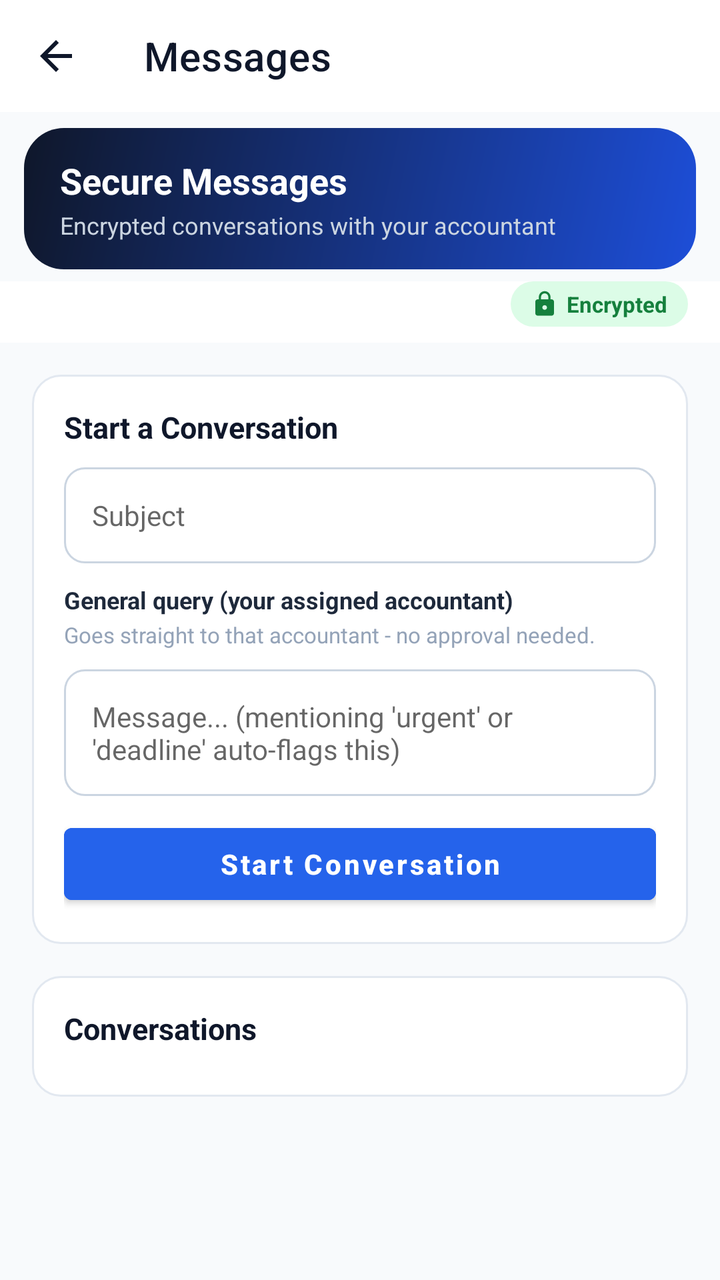
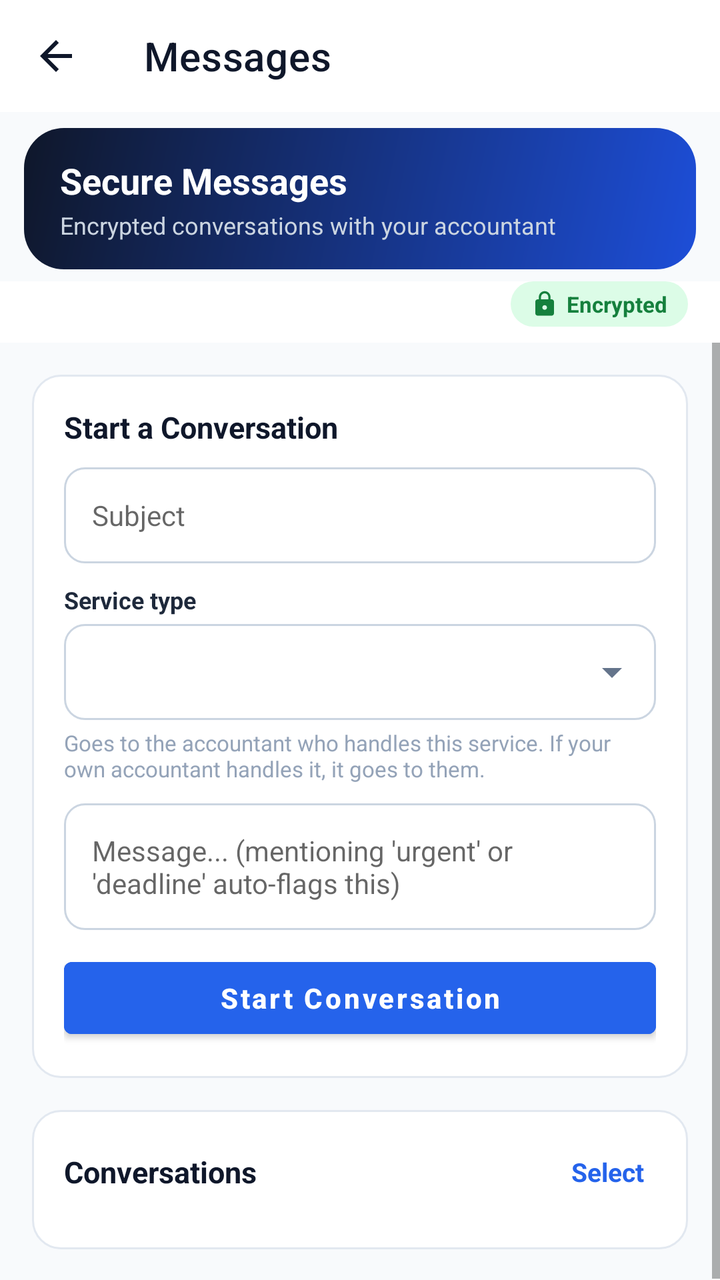

Compare the two renders of this Android layout. The source of the first and the diff that turns it into the second are given below.
<!-- AndroidManifest.xml: application theme Theme.ApexLedger -->
<!-- res/layout/activity_messages.xml -->
<?xml version="1.0" encoding="utf-8"?>
<LinearLayout xmlns:android="http://schemas.android.com/apk/res/android"
    xmlns:app="http://schemas.android.com/apk/res-auto"
    android:layout_width="match_parent"
    android:layout_height="match_parent"
    android:orientation="vertical"
    android:background="@color/gray_50">

    <com.google.android.material.appbar.MaterialToolbar
        android:id="@+id/toolbar"
        android:layout_width="match_parent"
        android:layout_height="?attr/actionBarSize"
        android:background="@color/white"
        app:titleTextColor="@color/navy"
        app:navigationIcon="@drawable/ic_back_arrow"
        app:title="Messages" />

    <LinearLayout
        android:layout_width="match_parent"
        android:layout_height="wrap_content"
        android:orientation="vertical"
        android:background="@drawable/bg_banner_gradient"
        android:paddingHorizontal="18dp"
        android:paddingVertical="14dp"
        android:layout_marginHorizontal="12dp"
        android:layout_marginTop="8dp"
        android:layout_marginBottom="6dp">

        <TextView
            android:layout_width="wrap_content"
            android:layout_height="wrap_content"
            android:text="Secure Messages"
            android:textColor="@color/on_primary"
            android:textStyle="bold"
            android:textSize="18sp" />

        <TextView
            android:layout_width="wrap_content"
            android:layout_height="wrap_content"
            android:text="Encrypted conversations with your accountant"
            android:textColor="#CBD5E1"
            android:textSize="12sp"
            android:layout_marginTop="2dp" />
    </LinearLayout>

    <LinearLayout
        android:layout_width="match_parent"
        android:layout_height="wrap_content"
        android:orientation="horizontal"
        android:gravity="end"
        android:background="@color/white"
        android:paddingHorizontal="16dp"
        android:paddingBottom="8dp">

        <TextView
            android:layout_width="wrap_content"
            android:layout_height="wrap_content"
            android:text="Encrypted"
            android:drawableStart="@drawable/ic_lock_small"
            android:drawablePadding="4dp"
            android:textColor="@color/success_dark"
            android:textSize="11sp"
            android:textStyle="bold"
            android:background="@drawable/badge_status_completed"
            android:paddingHorizontal="10dp"
            android:paddingVertical="4dp" />

    </LinearLayout>

    <ScrollView
        android:layout_width="match_parent"
        android:layout_height="match_parent">

        <LinearLayout
            android:layout_width="match_parent"
            android:layout_height="wrap_content"
            android:orientation="vertical"
            android:padding="16dp">

            <LinearLayout
                android:layout_width="match_parent"
                android:layout_height="wrap_content"
                android:orientation="vertical"
                android:background="@drawable/bg_card_stroke"
                android:padding="16dp"
                android:layout_marginBottom="16dp">

                <TextView
                    android:layout_width="wrap_content"
                    android:layout_height="wrap_content"
                    android:text="Start a Conversation"
                    android:textColor="@color/navy"
                    android:textStyle="bold"
                    android:textSize="15sp"
                    android:layout_marginBottom="10dp" />

                <EditText
                    android:id="@+id/etSubject"
                    android:layout_width="match_parent"
                    android:layout_height="48dp"
                    android:background="@drawable/bg_input_field"
                    android:paddingStart="14dp"
                    android:paddingEnd="14dp"
                    android:hint="Subject"
                    android:textSize="14sp"
                    android:layout_marginBottom="10dp" />

                <TextView
                    android:layout_width="wrap_content"
                    android:layout_height="wrap_content"
                    android:text="General query (your assigned accountant)"
                    android:textColor="@color/navy_700"
                    android:textStyle="bold"
                    android:textSize="12sp"
                    android:layout_marginBottom="2dp" />

                <TextView
                    android:layout_width="wrap_content"
                    android:layout_height="wrap_content"
                    android:text="Goes straight to that accountant - no approval needed."
                    android:textColor="@color/gray_400"
                    android:textSize="11sp"
                    android:layout_marginBottom="10dp" />

                <EditText
                    android:id="@+id/etNewMessageBody"
                    android:layout_width="match_parent"
                    android:layout_height="wrap_content"
                    android:minLines="2"
                    android:gravity="top"
                    android:background="@drawable/bg_input_field"
                    android:padding="14dp"
                    android:hint="Message... (mentioning 'urgent' or 'deadline' auto-flags this)"
                    android:textSize="14sp"
                    android:layout_marginBottom="10dp" />

                <com.google.android.material.button.MaterialButton
                    android:id="@+id/btnStartConversation"
                    android:layout_width="match_parent"
                    android:layout_height="48dp"
                    android:text="Start Conversation"
                    android:textAllCaps="false"
                    android:textStyle="bold"
                    android:backgroundTint="@color/primary" />

            </LinearLayout>

            <LinearLayout
                android:layout_width="match_parent"
                android:layout_height="wrap_content"
                android:orientation="vertical"
                android:background="@drawable/bg_card_stroke"
                android:padding="16dp">

                <TextView
                    android:layout_width="wrap_content"
                    android:layout_height="wrap_content"
                    android:text="Conversations"
                    android:textColor="@color/navy"
                    android:textStyle="bold"
                    android:textSize="15sp"
                    android:layout_marginBottom="8dp" />

                <TextView
                    android:id="@+id/tvEmptyState"
                    android:layout_width="match_parent"
                    android:layout_height="wrap_content"
                    android:text="No conversations yet. Start one above to message your accountant."
                    android:textColor="@color/gray_500"
                    android:textSize="13sp"
                    android:gravity="center"
                    android:padding="24dp"
                    android:visibility="gone" />

                <androidx.recyclerview.widget.RecyclerView
                    android:id="@+id/rvThreads"
                    android:layout_width="match_parent"
                    android:layout_height="wrap_content"
                    android:nestedScrollingEnabled="false" />

            </LinearLayout>

        </LinearLayout>
    </ScrollView>

</LinearLayout>
<!-- resources referenced by this layout -->
<resources>
  <color name="gray_400">#94A3B8</color>
  <color name="gray_50">#F8FAFC</color>
  <color name="gray_500">#64748B</color>
  <color name="navy">#0F172A</color>
  <color name="navy_700">#1E293B</color>
  <color name="on_primary">#FFFFFF</color>
  <color name="primary">#2563EB</color>
  <color name="success_dark">#15803D</color>
  <color name="white">#FFFFFF</color>
  <!-- drawable badge_status_completed (drawable) -->
  <?xml version="1.0" encoding="utf-8"?>
  <shape xmlns:android="http://schemas.android.com/apk/res/android" android:shape="rectangle">
      <corners android:radius="20dp" />
      <solid android:color="#DCFCE7" />
  </shape>
  <!-- drawable bg_banner_gradient (drawable) -->
  <?xml version="1.0" encoding="utf-8"?>
  <shape xmlns:android="http://schemas.android.com/apk/res/android" android:shape="rectangle">
      <gradient android:angle="315" android:startColor="#0F172A" android:endColor="#1D4ED8" />
      <corners android:radius="20dp" />
  </shape>
  <!-- drawable bg_card_stroke (drawable) -->
  <?xml version="1.0" encoding="utf-8"?>
  <shape xmlns:android="http://schemas.android.com/apk/res/android" android:shape="rectangle">
      <corners android:radius="14dp" />
      <solid android:color="@color/white" />
      <stroke android:width="1dp" android:color="@color/gray_200" />
  </shape>
  <!-- drawable bg_input_field (drawable) -->
  <?xml version="1.0" encoding="utf-8"?>
  <shape xmlns:android="http://schemas.android.com/apk/res/android"
      android:shape="rectangle">
      <corners android:radius="10dp" />
      <solid android:color="@color/white" />
      <stroke android:width="1dp" android:color="@color/gray_300" />
  </shape>
  <style name="Theme.ApexLedger" parent="Theme.MaterialComponents.DayNight.NoActionBar">
          <item name="colorPrimary">@color/primary</item>
          <item name="colorPrimaryDark">@color/primary_dark</item>
          <item name="colorAccent">@color/success</item>
          <item name="android:windowBackground">@color/background</item>
          <item name="android:statusBarColor">@color/status_bar</item>
          <item name="android:navigationBarColor">@color/white</item>
      </style>
  <color name="gray_200">#E2E8F0</color>
  <color name="gray_300">#CBD5E1</color>
  <color name="primary_dark">#1D4ED8</color>
  <color name="success">#16A34A</color>
  <color name="background">@color/gray_50</color>
  <color name="status_bar">#0F172A</color>
  <!-- unchanged entries left out for length: 2 -->
</resources>

<!-- the commit's change to res/layout/activity_messages.xml (unified diff, before → after) -->
@@ -108,18 +108,25 @@
                 <TextView
                     android:layout_width="wrap_content"
                     android:layout_height="wrap_content"
-                    android:text="General query (your assigned accountant)"
+                    android:text="Service type"
                     android:textColor="@color/navy_700"
                     android:textStyle="bold"
                     android:textSize="12sp"
-                    android:layout_marginBottom="2dp" />
+                    android:layout_marginBottom="4dp" />
+
+                <Spinner
+                    android:id="@+id/spinnerNewMessageService"
+                    android:layout_width="match_parent"
+                    android:layout_height="48dp"
+                    android:background="@drawable/bg_spinner" />
 
                 <TextView
                     android:layout_width="wrap_content"
                     android:layout_height="wrap_content"
-                    android:text="Goes straight to that accountant - no approval needed."
+                    android:text="Goes to the accountant who handles this service. If your own accountant handles it, it goes to them."
                     android:textColor="@color/gray_400"
                     android:textSize="11sp"
+                    android:layout_marginTop="4dp"
                     android:layout_marginBottom="10dp" />
 
                 <EditText
@@ -152,14 +159,85 @@
                 android:background="@drawable/bg_card_stroke"
                 android:padding="16dp">
 
-                <TextView
-                    android:layout_width="wrap_content"
-                    android:layout_height="wrap_content"
-                    android:text="Conversations"
-                    android:textColor="@color/navy"
-                    android:textStyle="bold"
-                    android:textSize="15sp"
-                    android:layout_marginBottom="8dp" />
+                <LinearLayout
+                    android:layout_width="match_parent"
+                    android:layout_height="wrap_content"
+                    android:orientation="horizontal"
+                    android:gravity="center_vertical"
+                    android:layout_marginBottom="8dp">
+
+                    <TextView
+                        android:layout_width="0dp"
+                        android:layout_weight="1"
+                        android:layout_height="wrap_content"
+                        android:text="Conversations"
+                        android:textColor="@color/navy"
+                        android:textStyle="bold"
+                        android:textSize="15sp" />
+
+                    <TextView
+                        android:id="@+id/btnSelectChats"
+                        android:layout_width="wrap_content"
+                        android:layout_height="wrap_content"
+                        android:text="Select"
+                        android:textColor="@color/primary"
+                        android:textStyle="bold"
+                        android:textSize="13sp"
+                        android:padding="6dp" />
+                </LinearLayout>
+
+                <LinearLayout
+                    android:id="@+id/rowChatSelection"
+                    android:layout_width="match_parent"
+                    android:layout_height="wrap_content"
+                    android:orientation="horizontal"
+                    android:gravity="center_vertical"
+                    android:background="@drawable/bg_pill_blue"
+                    android:paddingHorizontal="12dp"
+                    android:paddingVertical="2dp"
+                    android:layout_marginBottom="8dp"
+                    android:visibility="gone">
+
+                    <TextView
+                        android:id="@+id/tvChatSelectedCount"
+                        android:layout_width="0dp"
+                        android:layout_weight="1"
+                        android:layout_height="wrap_content"
+                        android:text="0 selected"
+                        android:textColor="@color/primary"
+                        android:textStyle="bold"
+                        android:textSize="13sp" />
+
+                    <TextView
+                        android:id="@+id/btnChatSelectAll"
+                        android:layout_width="wrap_content"
+                        android:layout_height="wrap_content"
+                        android:text="Select all"
+                        android:textColor="@color/primary"
+                        android:textStyle="bold"
+                        android:textSize="13sp"
+                        android:padding="8dp" />
+
+                    <TextView
+                        android:id="@+id/btnChatDelete"
+                        android:layout_width="wrap_content"
+                        android:layout_height="wrap_content"
+                        android:text="Delete"
+                        android:textColor="@color/danger_dark"
+                        android:textStyle="bold"
+                        android:textSize="13sp"
+                        android:padding="8dp" />
+
+                    <TextView
+                        android:id="@+id/btnChatCancel"
+                        android:layout_width="wrap_content"
+                        android:layout_height="wrap_content"
+                        android:text="Cancel"
+                        android:textColor="@color/gray_600"
+                        android:textStyle="bold"
+                        android:textSize="13sp"
+                        android:padding="8dp" />
+                </LinearLayout>
 
                 <TextView
                     android:id="@+id/tvEmptyState"
<!-- resource entries referenced after the edit -->
@@ -1,8 +1,10 @@
 <!-- resources referenced by this layout -->
 <resources>
+  <color name="danger_dark">#DC2626</color>
   <color name="gray_400">#94A3B8</color>
   <color name="gray_50">#F8FAFC</color>
   <color name="gray_500">#64748B</color>
+  <color name="gray_600">#475569</color>
   <color name="navy">#0F172A</color>
   <color name="navy_700">#1E293B</color>
   <color name="on_primary">#FFFFFF</color>
@@ -36,8 +38,26 @@
       <solid android:color="@color/white" />
       <stroke android:width="1dp" android:color="@color/gray_300" />
   </shape>
+  <!-- drawable bg_pill_blue (drawable) -->
+  <?xml version="1.0" encoding="utf-8"?>
+  <shape xmlns:android="http://schemas.android.com/apk/res/android" android:shape="rectangle">
+      <corners android:radius="20dp" />
+      <solid android:color="#DBEAFE" />
+  </shape>
+  <!-- drawable bg_spinner (drawable) -->
+  <?xml version="1.0" encoding="utf-8"?>
+  <layer-list xmlns:android="http://schemas.android.com/apk/res/android">
+      <item android:drawable="@drawable/bg_input_field" />
+      <item
+          android:drawable="@drawable/ic_dropdown_arrow"
+          android:gravity="center_vertical|end"
+          android:width="24dp"
+          android:height="24dp"
+          android:end="10dp" />
+  </layer-list>
   <style name="Theme.ApexLedger" parent="Theme.MaterialComponents.DayNight.NoActionBar">
           <item name="colorPrimary">@color/primary</item>
+          <item name="colorOnPrimary">@color/on_primary</item>
           <item name="colorPrimaryDark">@color/primary_dark</item>
           <item name="colorAccent">@color/success</item>
           <item name="android:windowBackground">@color/background</item>
@@ -46,6 +66,14 @@
       </style>
   <color name="gray_200">#E2E8F0</color>
   <color name="gray_300">#CBD5E1</color>
+  <!-- drawable ic_dropdown_arrow (drawable) -->
+  <?xml version="1.0" encoding="utf-8"?>
+  <vector xmlns:android="http://schemas.android.com/apk/res/android"
+      android:width="24dp" android:height="24dp"
+      android:viewportWidth="24" android:viewportHeight="24"
+      android:tint="@color/gray_500">
+      <path android:fillColor="#FF000000" android:pathData="M7,10l5,5 5,-5z" />
+  </vector>
   <color name="primary_dark">#1D4ED8</color>
   <color name="success">#16A34A</color>
   <color name="background">@color/gray_50</color>
